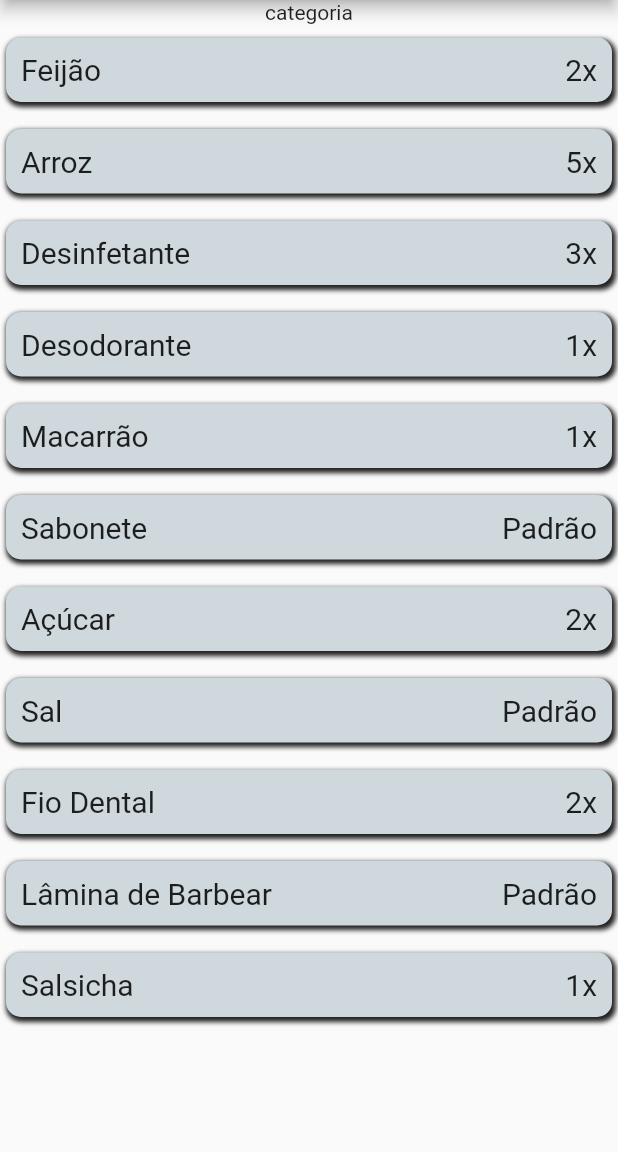
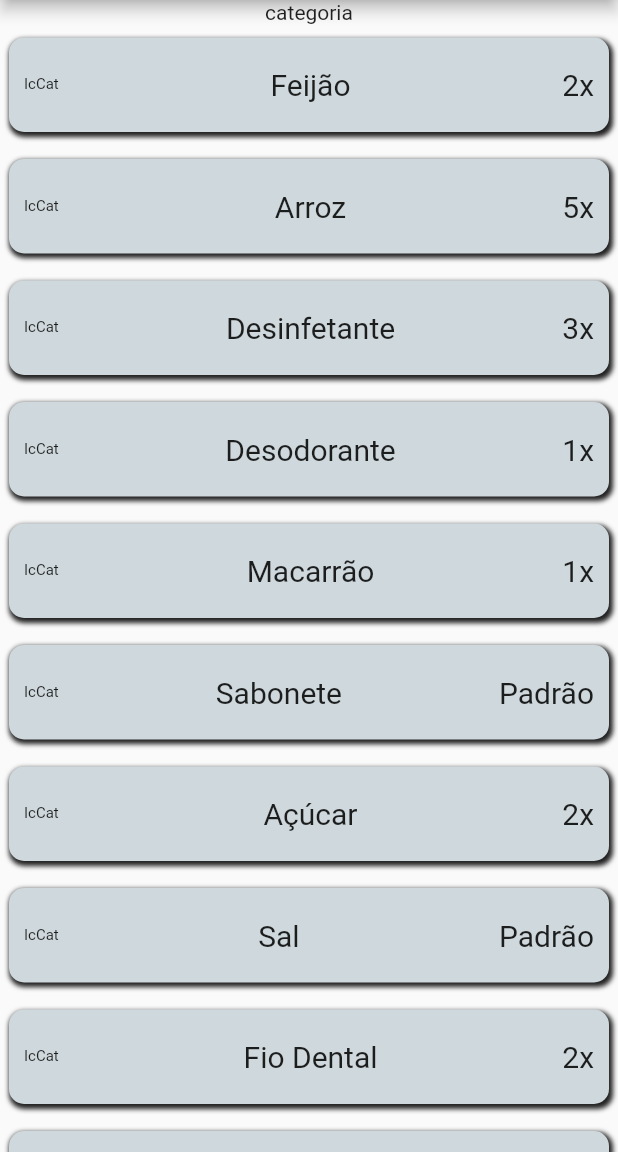
Before and after one commit to owarleysouza/S-Compras, a Flutter app: the TelaInicial screen opened directly, on a phone screen of 412 x 824 dp, the part 84-1236 px from its top. Run offline on Flutter 3.47's test engine with Material 2 defaults, Android fonts, the phone set to English and light mode, and no system bars.

Commit message:
Melhoria no design de cada produto

```diff
--- a/lib/views/produtoTemplate.dart
+++ b/lib/views/produtoTemplate.dart
@@ -12,8 +12,8 @@ class ProdutoTemplate extends StatelessWidget {
   Widget build(BuildContext context) {
     return Container(
       width: double.infinity,
-      padding: EdgeInsets.all(10),
-      margin: EdgeInsets.fromLTRB(4, 9, 4, 9),
+      padding: EdgeInsets.fromLTRB(10, 20, 10, 20),
+      margin: EdgeInsets.fromLTRB(6, 9, 6, 9),
       decoration: BoxDecoration(
           color: Colors.blueGrey[100],
           borderRadius: BorderRadius.circular(10),
@@ -32,12 +32,15 @@ class ProdutoTemplate extends StatelessWidget {
       child: Row(
         mainAxisAlignment: MainAxisAlignment.spaceBetween,
         children: <Widget>[
-          //icone/imagem,
+          Text(
+            //icone/imagem, Acho que um ícone para cada categoria
+            "IcCat",
+            style: TextStyle(fontSize: 10),
+          ),
           Text(
             nome,
             style: TextStyle(fontSize: 20),
           ),
-
           Text(
             "$quantidade",
             style: TextStyle(fontSize: 20),
```
